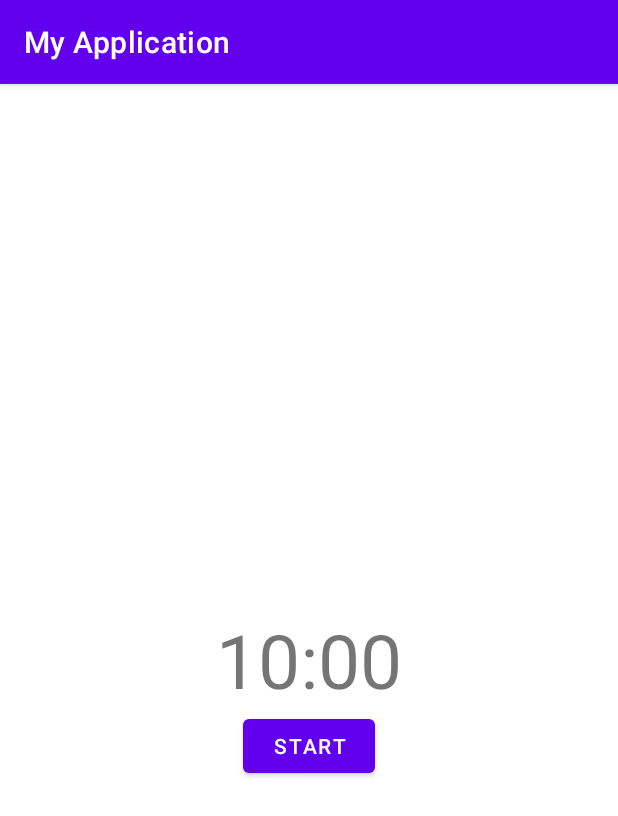
After one commit to telvinzhong/workoutTimerMobileApp, an Android app: the StartWorkOut screen opened directly, with no data from a screen before it, on a phone screen of 412 x 824 dp. The commit adds this screen. Shown: the top 816 px of the screen. Run offline under Robolectric (Android 15) with nearby library versions, the phone set to English and light mode, and no system bars.

Commit message:
add count down timer for start timer

```diff
--- a/app/src/main/AndroidManifest.xml
+++ b/app/src/main/AndroidManifest.xml
@@ -9,6 +9,9 @@
         android:roundIcon="@mipmap/ic_launcher_round"
         android:supportsRtl="true"
         android:theme="@style/Theme.MyApplication">
+        <activity
+            android:name=".StartWorkOut"
+            android:exported="true" />
         <activity
             android:name=".MainActivity"
             android:exported="true">
--- /dev/null
+++ b/app/src/main/java/edu/neu/madcourse/myapplication/StartWorkOut.java
@@ -0,0 +1,74 @@
+package edu.neu.madcourse.myapplication;
+import androidx.appcompat.app.AppCompatActivity;
+
+import android.os.Bundle;
+import android.os.CountDownTimer;
+import android.view.View;
+import android.widget.Button;
+import android.widget.TextView;
+
+public class StartWorkOut extends AppCompatActivity {
+    private TextView countdownText;
+    private Button countdownButton;
+    private CountDownTimer countDownTimer;
+    private long timeLeftInMillisecounds = 600000; //600000=10mins
+    private boolean timeRunning;
+
+    @Override
+    protected void onCreate(Bundle savedInstanceState) {
+        super.onCreate(savedInstanceState);
+        setContentView(R.layout.activity_start_work_out);
+
+        countdownText = findViewById(R.id.countdown_text);
+        countdownButton = findViewById(R.id.countdown_button);
+        countdownButton.setOnClickListener(new View.OnClickListener() {
+            @Override
+            public void onClick(View view) {
+                startStop();
+            }
+        });
+        updateTimer();
+    }
+    public void startStop(){
+        if (timeRunning){
+            stopTimer();
+        } else {
+            startTimer();
+        }
+    }
+    public void startTimer(){
+        countDownTimer = new CountDownTimer(timeLeftInMillisecounds, 1000) {
+            @Override
+            // l contains remaining time for countDownTimer
+            // everytime pass in, update timeLeftInMillisecounds to timeLeft of this timer
+            public void onTick(long l) {
+                timeLeftInMillisecounds = l;
+                updateTimer();
+            }
+
+            @Override
+            public void onFinish() {
+
+            }
+        }.start();
+        countdownButton.setText("PAUSE");
+        timeRunning = true;
+
+    }
+    public void stopTimer(){
+        countDownTimer.cancel();
+        countdownButton.setText("START");
+        timeRunning = false;
+    }
+    public void updateTimer(){
+        int minutes = (int)timeLeftInMillisecounds / 60000; // divided 60 seconds
+        int seconds = (int)timeLeftInMillisecounds % 60000 / 1000;
+        String timeLeftText = "" + minutes;
+        timeLeftText += ":";
+        if (seconds < 10){
+            timeLeftText += "0";
+        }
+        timeLeftText += seconds;
+        countdownText.setText(timeLeftText);
+    }
+}
--- /dev/null
+++ b/app/src/main/res/layout/activity_start_work_out.xml
@@ -0,0 +1,25 @@
+<?xml version="1.0" encoding="utf-8"?>
+<RelativeLayout xmlns:android="http://schemas.android.com/apk/res/android"
+    xmlns:app="http://schemas.android.com/apk/res-auto"
+    xmlns:tools="http://schemas.android.com/tools"
+    android:layout_width="match_parent"
+    android:layout_height="match_parent"
+    tools:context=".StartWorkOut">
+    <TextView
+        android:id="@+id/countdown_text"
+        android:layout_width="wrap_content"
+        android:layout_height="wrap_content"
+        android:textSize="50sp"
+        tools:text="5:00"
+        android:layout_centerVertical="true"
+        android:layout_centerHorizontal="true"/>
+
+    <Button
+        android:id="@+id/countdown_button"
+        android:layout_width="wrap_content"
+        android:layout_height="wrap_content"
+        android:layout_below="@+id/countdown_text"
+        android:layout_centerHorizontal="true"
+        android:text="start" />
+
+</RelativeLayout>
```
Also changed, not shown: app/src/main/java/edu/neu/madcourse/myapplication/workoutActivity.java (+14 -0 lines).
